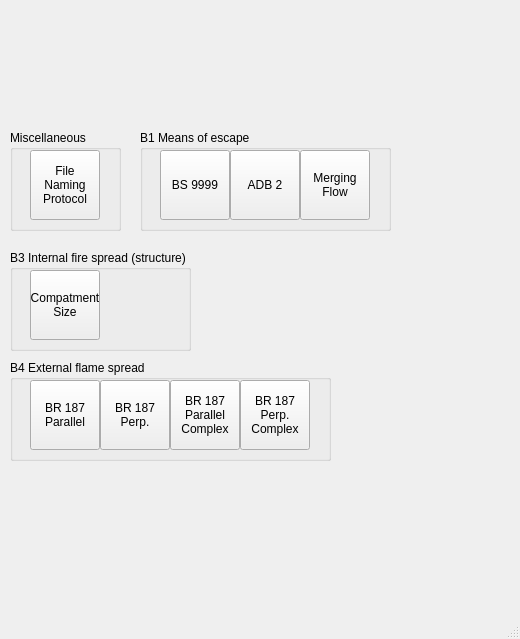
Qt form gui/main.ui (fsepy/fseutil) before a commit.
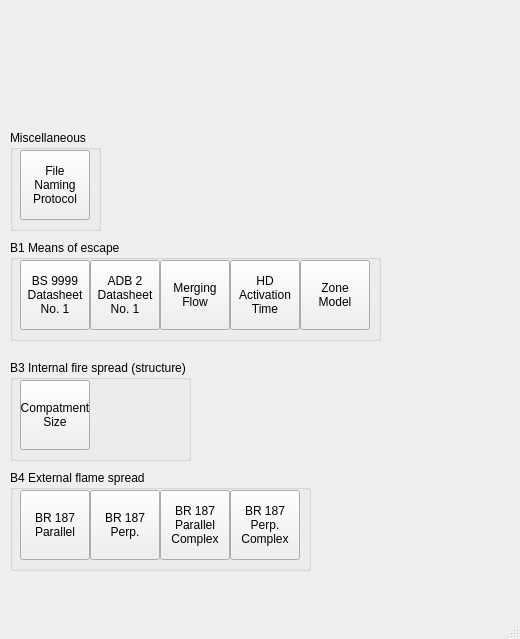
The same form after that commit. Icons and pictures are not drawn.

What changed in the file:
```diff
--- a/gui/main.ui
+++ b/gui/main.ui
@@ -18,8 +18,8 @@
     <property name="geometry">
      <rect>
       <x>10</x>
-      <y>360</y>
-      <width>321</width>
+      <y>470</y>
+      <width>301</width>
       <height>101</height>
      </rect>
     </property>
@@ -29,7 +29,7 @@
     <widget class="QPushButton" name="b4_01_br187_parallel">
      <property name="geometry">
       <rect>
-       <x>20</x>
+       <x>10</x>
        <y>20</y>
        <width>70</width>
        <height>70</height>
@@ -43,7 +43,7 @@
     <widget class="QPushButton" name="b4_02_perpendicular">
      <property name="geometry">
       <rect>
-       <x>90</x>
+       <x>80</x>
        <y>20</y>
        <width>70</width>
        <height>70</height>
@@ -57,7 +57,7 @@
     <widget class="QPushButton" name="b4_01_br187_parallel_4">
      <property name="geometry">
       <rect>
-       <x>160</x>
+       <x>150</x>
        <y>20</y>
        <width>70</width>
        <height>70</height>
@@ -72,7 +72,7 @@
     <widget class="QPushButton" name="b4_01_br187_parallel_5">
      <property name="geometry">
       <rect>
-       <x>230</x>
+       <x>220</x>
        <y>20</y>
        <width>70</width>
        <height>70</height>
@@ -106,7 +106,7 @@
      <rect>
       <x>10</x>
       <y>130</y>
-      <width>111</width>
+      <width>91</width>
       <height>101</height>
      </rect>
     </property>
@@ -116,7 +116,7 @@
     <widget class="QPushButton" name="b4_01_br187_parallel_6">
      <property name="geometry">
       <rect>
-       <x>20</x>
+       <x>10</x>
        <y>20</y>
        <width>70</width>
        <height>70</height>
@@ -132,9 +132,9 @@
    <widget class="QGroupBox" name="groupBox_3">
     <property name="geometry">
      <rect>
-      <x>140</x>
-      <y>130</y>
-      <width>251</width>
+      <x>10</x>
+      <y>240</y>
+      <width>371</width>
       <height>101</height>
      </rect>
     </property>
@@ -144,33 +144,37 @@
     <widget class="QPushButton" name="b4_01_br187_parallel_2">
      <property name="geometry">
       <rect>
-       <x>20</x>
+       <x>10</x>
        <y>20</y>
        <width>70</width>
        <height>70</height>
       </rect>
      </property>
      <property name="text">
-      <string>BS 9999</string>
+      <string>BS 9999
+Datasheet
+No. 1</string>
      </property>
     </widget>
     <widget class="QPushButton" name="b4_01_br187_parallel_3">
      <property name="geometry">
       <rect>
-       <x>90</x>
+       <x>80</x>
        <y>20</y>
        <width>70</width>
        <height>70</height>
       </rect>
      </property>
      <property name="text">
-      <string>ADB 2</string>
+      <string>ADB 2
+Datasheet
+No. 1</string>
      </property>
     </widget>
     <widget class="QPushButton" name="b4_01_br187_parallel_8">
      <property name="geometry">
       <rect>
-       <x>160</x>
+       <x>150</x>
        <y>20</y>
        <width>70</width>
        <height>70</height>
@@ -181,12 +185,41 @@
 Flow</string>
      </property>
     </widget>
+    <widget class="QPushButton" name="b4_01_br187_parallel_9">
+     <property name="geometry">
+      <rect>
+       <x>220</x>
+       <y>20</y>
+       <width>70</width>
+       <height>70</height>
+      </rect>
+     </property>
+     <property name="text">
+      <string>HD
+Activation
+Time</string>
+     </property>
+    </widget>
+    <widget class="QPushButton" name="b4_01_br187_parallel_10">
+     <property name="geometry">
+      <rect>
+       <x>290</x>
+       <y>20</y>
+       <width>70</width>
+       <height>70</height>
+      </rect>
+     </property>
+     <property name="text">
+      <string>Zone
+Model</string>
+     </property>
+    </widget>
    </widget>
    <widget class="QGroupBox" name="groupBox_4">
     <property name="geometry">
      <rect>
       <x>10</x>
-      <y>250</y>
+      <y>360</y>
       <width>181</width>
       <height>101</height>
      </rect>
@@ -197,7 +230,7 @@
     <widget class="QPushButton" name="b4_01_br187_parallel_7">
      <property name="geometry">
       <rect>
-       <x>20</x>
+       <x>10</x>
        <y>20</y>
        <width>70</width>
        <height>70</height>
```
